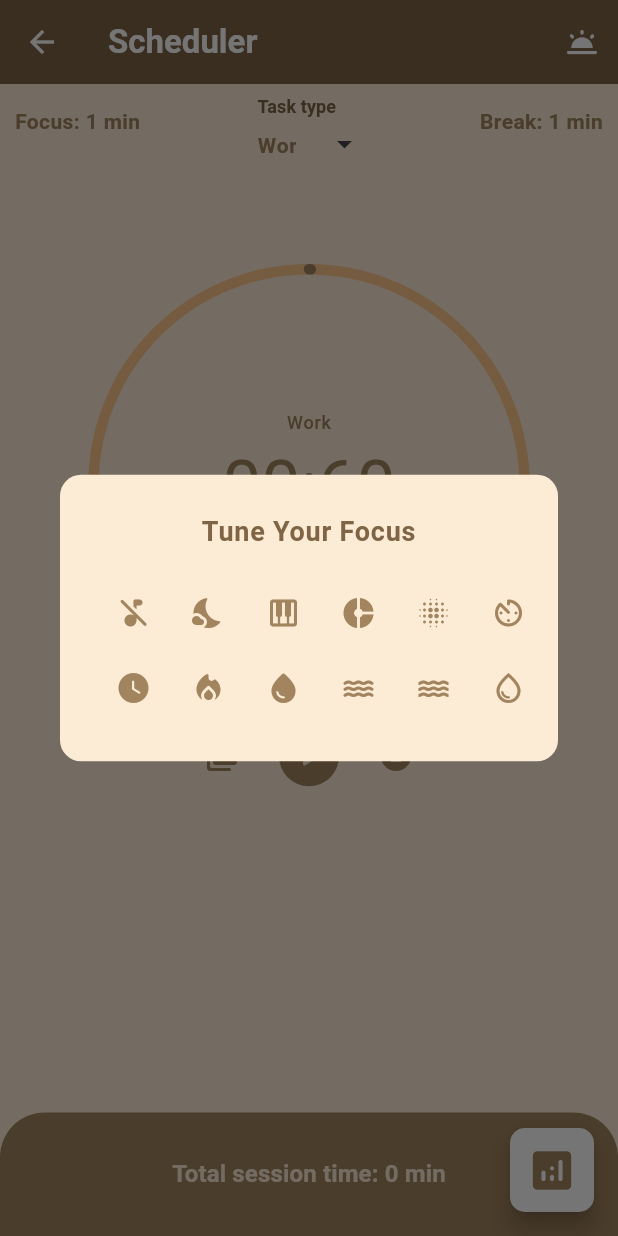
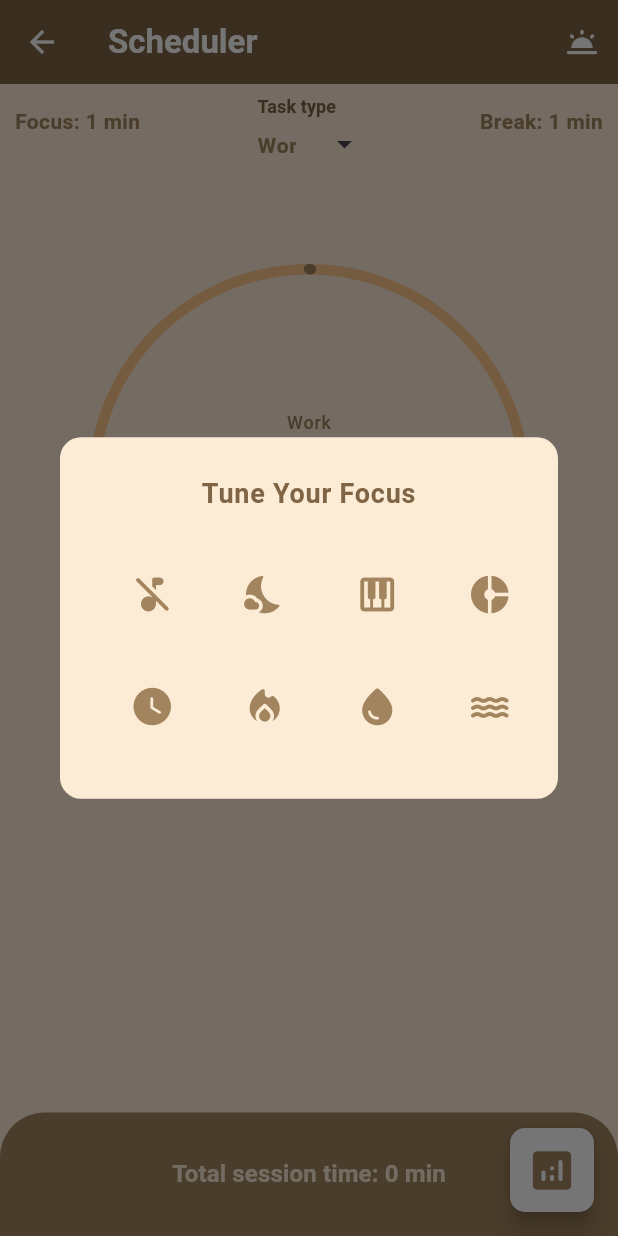
Before and after one commit to m-mhe/scheduler, a Flutter app: the FocusSessionScreen screen opened directly with empty values, after a tap on "Work", after a tap on the "arrow drop up" icon, after a tap on the "library music" icon, on a phone screen of 412 x 824 dp. Run offline on Flutter 3.47's test engine with Material 3 defaults, Android fonts, the phone set to English and light mode, and no system bars; drawn by our look-alikes of sleek_circular_slider; our stand-ins replace audioplayers, fl_chart, get, numberpicker, sqflite; accounts and stored records are empty.

Commit message:
focus tune implementation complete

```diff
--- a/lib/ui/screens/focus_session_screen.dart
+++ b/lib/ui/screens/focus_session_screen.dart
@@ -175,7 +175,7 @@
                                     ),
                               ),
                               content: SizedBox(
-                                height: 100,
+                                height: 150,
                                 width: double.maxFinite,
                                 child: GridView(
                                   gridDelegate:
@@ -192,18 +192,21 @@
                                         icon: const Icon(
                                           Icons.music_off_rounded,
                                           color: ThemeColors.accentColor,
+                                          size: 30,
                                         )),
                                     IconButton(
                                         onPressed: () async {
                                           await _audioPlayer.release();
                                           await _audioPlayer.play(
                                               AssetSource('audio/clock.mp3'));
-                                          await _audioPlayer.setReleaseMode(ReleaseMode.loop);
+                                          await _audioPlayer
+                                              .setReleaseMode(ReleaseMode.loop);
                                           Get.back();
                                         },
                                         icon: const Icon(
                                           Icons.watch_later_rounded,
                                           color: ThemeColors.accentColor,
+                                          size: 30,
                                         )),
                                     IconButton(
                                         onPressed: () async {
@@ -212,48 +215,56 @@
                                             AssetSource('audio/owls.mp3'),
                                             volume: 0.7,
                                           );
-                                          await _audioPlayer.setReleaseMode(ReleaseMode.loop);
+                                          await _audioPlayer
+                                              .setReleaseMode(ReleaseMode.loop);
                                           Get.back();
                                         },
                                         icon: const Icon(
                                           Icons.nights_stay_rounded,
                                           color: ThemeColors.accentColor,
+                                          size: 30,
                                         )),
                                     IconButton(
                                         onPressed: () async {
                                           await _audioPlayer.release();
                                           await _audioPlayer.play(
                                               AssetSource('audio/fire.mp3'));
-                                          await _audioPlayer.setReleaseMode(ReleaseMode.loop);
+                                          await _audioPlayer
+                                              .setReleaseMode(ReleaseMode.loop);
                                           Get.back();
                                         },
                                         icon: const Icon(
                                           Icons.local_fire_department_rounded,
                                           color: ThemeColors.accentColor,
+                                          size: 30,
                                         )),
                                     IconButton(
                                         onPressed: () async {
                                           await _audioPlayer.release();
                                           await _audioPlayer.play(AssetSource(
                                               'audio/piano_one.mp3'));
-                                          await _audioPlayer.setReleaseMode(ReleaseMode.loop);
+                                          await _audioPlayer
+                                              .setReleaseMode(ReleaseMode.loop);
                                           Get.back();
                                         },
                                         icon: const Icon(
                                           Icons.piano_rounded,
                                           color: ThemeColors.accentColor,
+                                          size: 30,
                                         )),
                                     IconButton(
                                         onPressed: () async {
                                           await _audioPlayer.release();
                                           await _audioPlayer.play(
                                               AssetSource('audio/water.mp3'));
-                                          await _audioPlayer.setReleaseMode(ReleaseMode.loop);
+                                          await _audioPlayer
+                                              .setReleaseMode(ReleaseMode.loop);
                                           Get.back();
                                         },
                                         icon: const Icon(
                                           Icons.water_drop_rounded,
                                           color: ThemeColors.accentColor,
+                                          size: 30,
                                         )),
                                     IconButton(
                                         onPressed: () async {
@@ -262,24 +273,28 @@
                                             AssetSource('audio/memory.mp3'),
                                             volume: 0.5,
                                           );
-                                          await _audioPlayer.setReleaseMode(ReleaseMode.loop);
+                                          await _audioPlayer
+                                              .setReleaseMode(ReleaseMode.loop);
                                           Get.back();
                                         },
                                         icon: const Icon(
                                           Icons.donut_small,
                                           color: ThemeColors.accentColor,
+                                          size: 30,
                                         )),
                                     IconButton(
                                         onPressed: () async {
                                           await _audioPlayer.release();
                                           await _audioPlayer.play(AssetSource(
                                               'audio/stream_one.mp3'));
-                                          await _audioPlayer.setReleaseMode(ReleaseMode.loop);
+                                          await _audioPlayer
+                                              .setReleaseMode(ReleaseMode.loop);
                                           Get.back();
                                         },
                                         icon: const Icon(
                                           Icons.water_rounded,
                                           color: ThemeColors.accentColor,
+                                          size: 30,
                                         )),
                                     IconButton(
                                         onPressed: () async {
@@ -288,26 +303,29 @@
                                             AssetSource('audio/cheel.mp3'),
                                             volume: 0.5,
                                           );
-                                          await _audioPlayer.setReleaseMode(ReleaseMode.loop);
+                                          await _audioPlayer
+                                              .setReleaseMode(ReleaseMode.loop);
                                           Get.back();
                                         },
                                         icon: const Icon(
                                           Icons.lens_blur_rounded,
                                           color: ThemeColors.accentColor,
+                                          size: 30,
                                         )),
                                     IconButton(
                                         onPressed: () async {
                                           await _audioPlayer.release();
                                           await _audioPlayer.play(
                                             AssetSource('audio/stream_two.mp3'),
-                                            volume: 0.5,
                                           );
-                                          await _audioPlayer.setReleaseMode(ReleaseMode.loop);
+                                          await _audioPlayer
+                                              .setReleaseMode(ReleaseMode.loop);
                                           Get.back();
                                         },
                                         icon: const Icon(
                                           Icons.water_sharp,
                                           color: ThemeColors.accentColor,
+                                          size: 30,
                                         )),
                                     IconButton(
                                         onPressed: () async {
@@ -316,24 +334,28 @@
                                             AssetSource('audio/time.mp3'),
                                             volume: 0.5,
                                           );
-                                          await _audioPlayer.setReleaseMode(ReleaseMode.loop);
+                                          await _audioPlayer
+                                              .setReleaseMode(ReleaseMode.loop);
                                           Get.back();
                                         },
                                         icon: const Icon(
                                           Icons.av_timer_rounded,
                                           color: ThemeColors.accentColor,
+                                          size: 30,
                                         )),
                                     IconButton(
                                         onPressed: () async {
                                           await _audioPlayer.release();
                                           await _audioPlayer.play(
                                               AssetSource('audio/rain.mp3'));
-                                          await _audioPlayer.setReleaseMode(ReleaseMode.loop);
+                                          await _audioPlayer
+                                              .setReleaseMode(ReleaseMode.loop);
                                           Get.back();
                                         },
                                         icon: const Icon(
                                           Icons.water_drop_outlined,
                                           color: ThemeColors.accentColor,
+                                          size: 30,
                                         )),
                                     IconButton(
                                         onPressed: () async {
@@ -342,33 +364,61 @@
                                             AssetSource('audio/eddy.mp3'),
                                             volume: 0.5,
                                           );
-                                          await _audioPlayer.setReleaseMode(ReleaseMode.loop);
+                                          await _audioPlayer
+                                              .setReleaseMode(ReleaseMode.loop);
                                           Get.back();
                                         },
                                         icon: const Icon(
                                           Icons.earbuds,
                                           color: ThemeColors.accentColor,
+                                          size: 30,
                                         )),
                                     IconButton(
                                         onPressed: () async {
                                           await _audioPlayer.release();
                                           await _audioPlayer.play(AssetSource(
                                               'audio/thunderstorm.mp3'));
-                                          await _audioPlayer.setReleaseMode(ReleaseMode.loop);
+                                          await _audioPlayer
+                                              .setReleaseMode(ReleaseMode.loop);
                                           Get.back();
                                         },
                                         icon: const Icon(
                                           Icons.thunderstorm_rounded,
                                           color: ThemeColors.accentColor,
+                                          size: 30,
                                         )),
                                     IconButton(
-                                        onPressed: () {},
+                                        onPressed: () async {
+                                          await _audioPlayer.release();
+                                          await _audioPlayer.play(
+                                            AssetSource('audio/lofi_rain.mp3'),
+                                            volume: 0.9,
+                                          );
+                                          await _audioPlayer
+                                              .setReleaseMode(ReleaseMode.loop);
+                                          Get.back();
+                                        },
                                         icon: const Icon(
-                                            Icons.music_off_rounded)),
+                                          Icons.music_note_rounded,
+                                          color: ThemeColors.accentColor,
+                                          size: 30,
+                                        )),
                                     IconButton(
-                                        onPressed: () {},
+                                        onPressed: () async {
+                                          await _audioPlayer.release();
+                                          await _audioPlayer.play(
+                                            AssetSource(
+                                                'audio/forest_rain.mp3'),
+                                          );
+                                          await _audioPlayer
+                                              .setReleaseMode(ReleaseMode.loop);
+                                          Get.back();
+                                        },
                                         icon: const Icon(
-                                            Icons.music_off_rounded)),
+                                          Icons.forest_sharp,
+                                          color: ThemeColors.accentColor,
+                                          size: 30,
+                                        )),
                                   ],
                                 ),
                               ),
@@ -405,7 +455,8 @@
                                 await _audioPlayer.play(
                                   AssetSource('audio/ringtone_on_complete.mp3'),
                                 );
-                                await _audioPlayer.setReleaseMode(ReleaseMode.release);
+                                await _audioPlayer
+                                    .setReleaseMode(ReleaseMode.release);
                                 await showDialog(
                                   context: context,
                                   builder: ((context) {
@@ -485,7 +536,8 @@
                                 await _audioPlayer.play(
                                   AssetSource('audio/ringtone_on_complete.mp3'),
                                 );
-                                await _audioPlayer.setReleaseMode(ReleaseMode.release);
+                                await _audioPlayer
+                                    .setReleaseMode(ReleaseMode.release);
                                 await showDialog(
                                   context: context,
                                   builder: ((context) {
```
Also changed, not shown: 3 other files.
